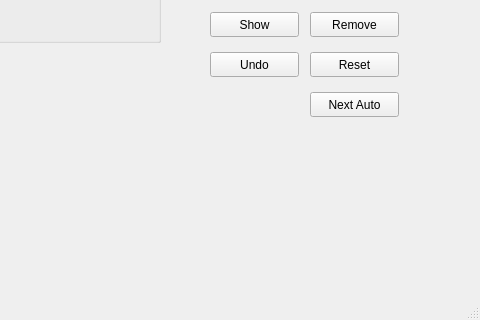
Before: the Qt Designer form narsil/liverun/ui/viewerWindow.ui in karempudi/narsil, drawn with Qt 5; both pictures show x 780 to 1260 and y 438 to 758 of the 1260 by 758 pixel window.
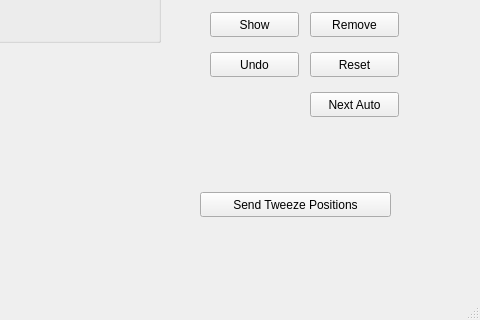
After: the same form once the commit is applied. Custom widgets are drawn as their Qt base class.

```diff
--- a/narsil/liverun/ui/viewerWindow.ui
+++ b/narsil/liverun/ui/viewerWindow.ui
@@ -174,6 +174,19 @@
      <string>Fetch</string>
     </property>
    </widget>
+   <widget class="QPushButton" name="pushButton_2">
+    <property name="geometry">
+     <rect>
+      <x>980</x>
+      <y>630</y>
+      <width>191</width>
+      <height>25</height>
+     </rect>
+    </property>
+    <property name="text">
+     <string>Send Tweeze Positions</string>
+    </property>
+   </widget>
   </widget>
   <widget class="QMenuBar" name="menubar">
    <property name="geometry">
```
